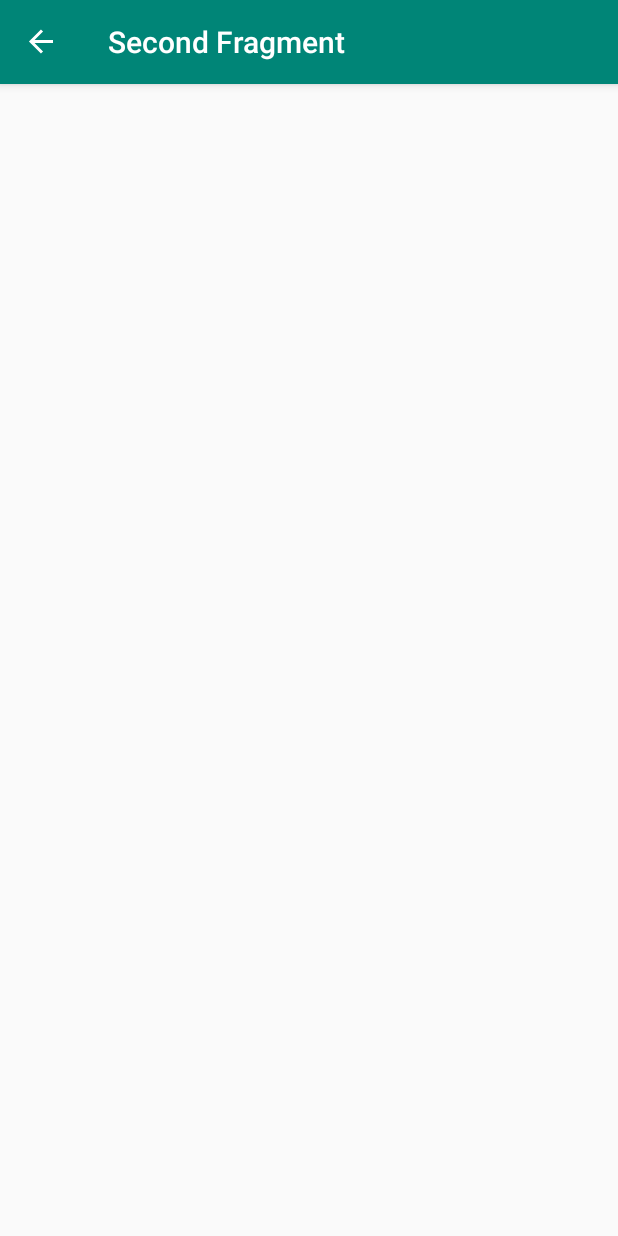
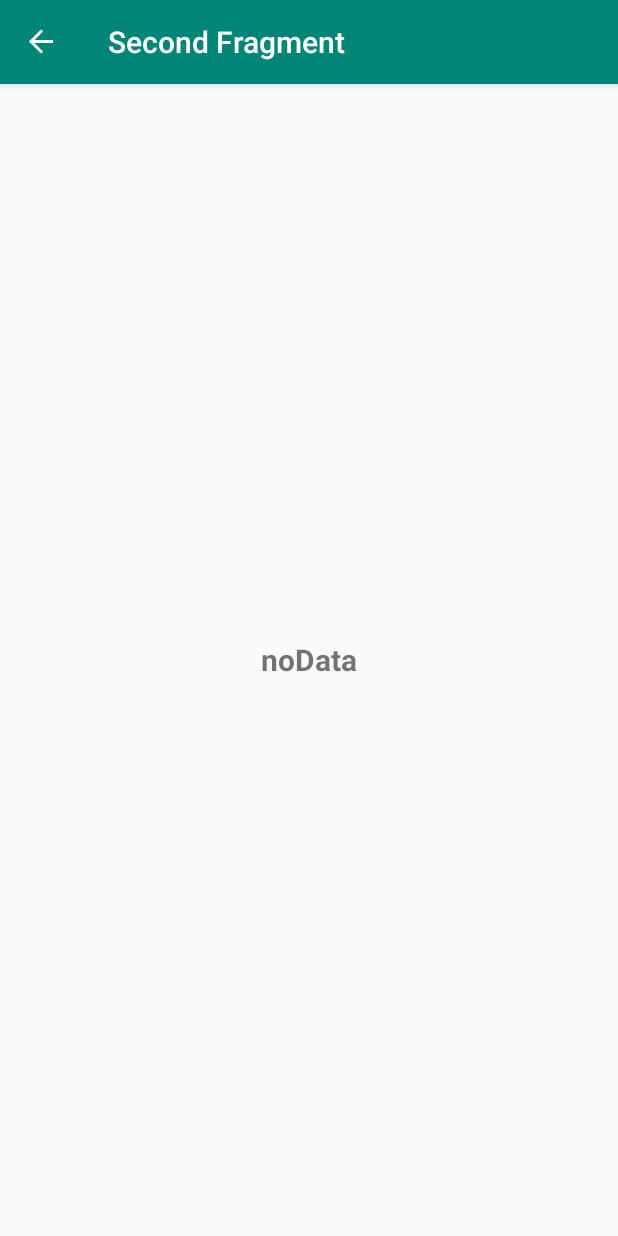
Before and after one commit to Ramachandru/NavigationComponent, an Android app: the SecondFragment screen opened through its navigation route, on a phone screen of 412 x 824 dp. Run offline under Robolectric (Android 15) with nearby library versions, the phone set to English and light mode, and no system bars; our stand-ins replace navigation-ui.

Commit message:
Safe Args used in Navigation Component in kotlin

```diff
--- a/app/src/main/java/com/ramachandran/navigationcomponent/BaseFragment.kt
+++ b/app/src/main/java/com/ramachandran/navigationcomponent/BaseFragment.kt
@@ -14,7 +14,7 @@ import android.widget.TextView
 open class BaseFragment : Fragment() {
 
    fun setTitle(title : String){
-       (activity as MainActivity).supportActionBar?.title = title
+       (activity as? MainActivity)?.supportActionBar?.title = title
    }
 
 }
--- a/app/src/main/java/com/ramachandran/navigationcomponent/FirstFragment.kt
+++ b/app/src/main/java/com/ramachandran/navigationcomponent/FirstFragment.kt
@@ -8,6 +8,8 @@ import android.view.View
 import android.view.ViewGroup
 import androidx.navigation.NavHostController
 import androidx.navigation.Navigation
+import androidx.navigation.fragment.findNavController
+import androidx.navigation.fragment.navArgs
 import androidx.navigation.ui.NavigationUI
 import kotlinx.android.synthetic.main.fragment_first.view.*
 
@@ -15,7 +17,7 @@ import kotlinx.android.synthetic.main.fragment_first.view.*
  * A simple [Fragment] subclass.
  */
 class FirstFragment : BaseFragment() {
-
+    private val args: FirstFragmentArgs by navArgs()
     override fun onCreate(savedInstanceState: Bundle?) {
         super.onCreate(savedInstanceState)
     }
@@ -37,12 +39,11 @@ class FirstFragment : BaseFragment() {
 
     override fun onViewCreated(view: View, savedInstanceState: Bundle?) {
         super.onViewCreated(view, savedInstanceState)
-        val navController=Navigation.findNavController(view)
+        val homeValue=args.homeData
+        view.text1.text=homeValue
         view.text1.setOnClickListener {
-            val bundel=Bundle()
-            bundel.putString("flag","Ram")
-
-            navController.navigate(R.id.action_firstFragment_to_secondFragment,bundel)
+            val action = FirstFragmentDirections.actionFirstFragmentToSecondFragment("ramu got success")
+            findNavController().navigate(action)
         }
     }
 
--- a/app/src/main/java/com/ramachandran/navigationcomponent/SecondFragment.kt
+++ b/app/src/main/java/com/ramachandran/navigationcomponent/SecondFragment.kt
@@ -8,13 +8,15 @@ import android.view.View
 import android.view.ViewGroup
 import androidx.navigation.NavOptions
 import androidx.navigation.Navigation
+import androidx.navigation.fragment.findNavController
+import androidx.navigation.fragment.navArgs
 import kotlinx.android.synthetic.main.fragment_second.view.*
 
 /**
  * A simple [Fragment] subclass.
  */
 class SecondFragment :BaseFragment() {
-
+    private val args: SecondFragmentArgs by navArgs()
     override fun onCreate(savedInstanceState: Bundle?) {
         super.onCreate(savedInstanceState)
         setTitle("Second Fragment")
@@ -31,12 +33,13 @@ class SecondFragment :BaseFragment() {
 
     override fun onViewCreated(view: View, savedInstanceState: Bundle?) {
         super.onViewCreated(view, savedInstanceState)
-        val navController=Navigation.findNavController(view)
-        val value= arguments?.getString("flag")
+
+        val value= args.dataName
         view.text2.text=value
         view.setOnClickListener {viewObject ->
+           val action= SecondFragmentDirections.actionSecondFragmentToThirdFragment("Very Success")
             val navOptions=NavOptions.Builder().setPopUpTo(R.id.secondFragment,true).build()
-            navController.navigate(R.id.action_secondFragment_to_thirdFragment,null,navOptions)
+            findNavController().navigate(action,navOptions)
         }
     }
 
--- a/app/src/main/res/layout/fragment_third.xml
+++ b/app/src/main/res/layout/fragment_third.xml
@@ -7,6 +7,7 @@
 
     <!-- TODO: Update blank fragment layout -->
     <TextView
+        android:id="@+id/text3"
         android:layout_width="match_parent"
         android:layout_height="match_parent"
         android:text="Third"
--- a/app/src/main/res/navigation/nav_graph.xml
+++ b/app/src/main/res/navigation/nav_graph.xml
@@ -13,6 +13,11 @@
         <action
             android:id="@+id/action_firstFragment_to_secondFragment"
             app:destination="@id/secondFragment" />
+        <argument
+            android:name="homeData"
+            app:argType="string"
+            android:defaultValue="First" />
+
     </fragment>
     <fragment
         android:id="@+id/secondFragment"
@@ -22,6 +27,11 @@
         <action
             android:id="@+id/action_secondFragment_to_thirdFragment"
             app:destination="@id/thirdFragment" />
+        <argument
+            android:name="dataName"
+            app:argType="string"
+            android:defaultValue="noData" />
+
     </fragment>
     <fragment
         android:id="@+id/thirdFragment"
@@ -31,5 +41,9 @@
         <action
             android:id="@+id/action_thirdFragment_to_firstFragment"
             app:destination="@id/firstFragment" />
+        <argument
+            android:name="returnData"
+            app:argType="string"
+            android:defaultValue="none" />
     </fragment>
 </navigation>
--- a/build.gradle
+++ b/build.gradle
@@ -8,8 +8,9 @@ buildscript {
 
     }
     dependencies {
-        classpath 'com.android.tools.build:gradle:3.5.3'
+        classpath 'com.android.tools.build:gradle:4.1.3'
         classpath "org.jetbrains.kotlin:kotlin-gradle-plugin:$kotlin_version"
+        classpath "androidx.navigation:navigation-safe-args-gradle-plugin:2.3.5"
         // NOTE: Do not place your application dependencies here; they belong
         // in the individual module build.gradle files
     }
```
Also changed, not shown: app/build.gradle (+13 -2 lines), app/src/main/java/com/ramachandran/navigationcomponent/ThirdFragment.kt (+8 -3 lines).
